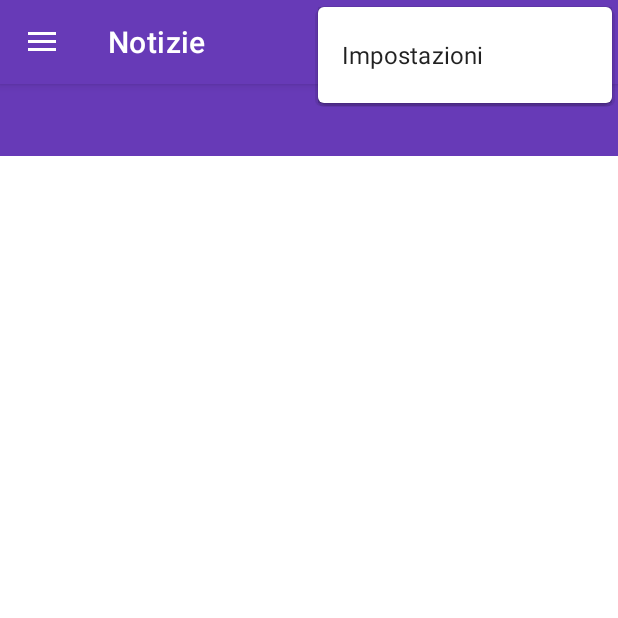
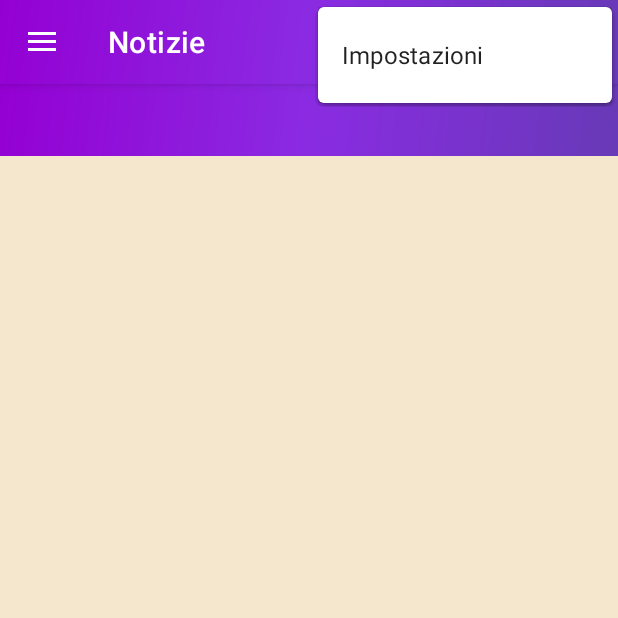
Before and after one commit to Solang99/SoliNews, an Android app: the screen it shows after launch (MainActivity), with the options menu open, on a phone screen of 412 x 824 dp, the top half of it. Run offline under Robolectric (Android 15) with nearby library versions, the phone set to English and light mode, and no system bars; our stand-ins replace navigation-ui.

```diff
--- a/app/src/main/java/com/example/solinews/MainActivity.java
+++ b/app/src/main/java/com/example/solinews/MainActivity.java
@@ -16,6 +16,7 @@ import android.content.pm.PackageManager;
 import android.os.Bundle;
 import android.view.Menu;
 
+import com.example.solinews.adapter.TabAdapter;
 import com.google.android.material.navigation.NavigationView;
 import com.google.android.material.tabs.TabLayout;
 
--- a/app/src/main/java/com/example/solinews/TabAdapter.java
+++ b/app/src/main/java/com/example/solinews/adapter/TabAdapter.java
@@ -1,4 +1,4 @@
-package com.example.solinews;
+package com.example.solinews.adapter;
 
 import android.os.Environment;
 
@@ -6,6 +6,7 @@ import androidx.annotation.NonNull;
 import androidx.fragment.app.Fragment;
 import androidx.viewpager2.adapter.FragmentStateAdapter;
 
+import com.example.solinews.ui.ArticleListFragment;
 import com.example.solinews.ui.news.NewsFragment;
 
 import java.io.BufferedReader;
--- a/app/src/main/res/drawable/side_nav_bar.xml
+++ b/app/src/main/res/drawable/side_nav_bar.xml
@@ -3,9 +3,9 @@
     >
     <gradient
         android:angle="135"
-        android:centerColor="#009688"
-        android:endColor="#00695C"
-        android:startColor="#4DB6AC"
+        android:centerColor="#8A2BE2"
+        android:endColor="#9400D3"
+        android:startColor="?attr/colorPrimary"
         android:type="linear"
         />
 
--- a/app/src/main/res/layout/activity_main.xml
+++ b/app/src/main/res/layout/activity_main.xml
@@ -7,6 +7,7 @@
     android:layout_width="match_parent"
     android:layout_height="match_parent"
     android:fitsSystemWindows="true"
+    android:background="#F4E7CE"
     tools:openDrawer="start">
 
 
--- a/app/src/main/res/layout/appbar_main.xml
+++ b/app/src/main/res/layout/appbar_main.xml
@@ -17,7 +17,7 @@
             android:id="@+id/toolbar"
             android:layout_width="match_parent"
             android:layout_height="?attr/actionBarSize"
-            android:background="?attr/colorPrimary"
+            android:background="@drawable/side_nav_bar"
             app:popupTheme="@style/Theme.SoliNews.PopupOverlay"
             android:fitsSystemWindows="true"
             />
--- a/app/src/main/res/layout/fragment_news.xml
+++ b/app/src/main/res/layout/fragment_news.xml
@@ -14,7 +14,7 @@
         android:id="@+id/tabLayout"
         android:layout_width="match_parent"
         android:layout_height="wrap_content"
-        android:background="?attr/colorPrimary"
+        android:background="@drawable/side_nav_bar"
         app:tabSelectedTextColor="@color/white"
         app:tabTextColor="@color/black"
 
--- a/app/src/main/res/layout/nav_header_main.xml
+++ b/app/src/main/res/layout/nav_header_main.xml
@@ -34,12 +34,6 @@
             android:text="@string/nav_header_title"
             android:textAppearance="@style/TextAppearance.AppCompat.Body1" />
 
-        <TextView
-            android:id="@+id/textView"
-            android:layout_width="wrap_content"
-            android:layout_height="wrap_content"
-            android:text="@string/nav_header_subtitle" />
-
     </LinearLayout>
 
 </LinearLayout>
--- a/app/src/main/res/navigation/navigation.xml
+++ b/app/src/main/res/navigation/navigation.xml
@@ -8,15 +8,34 @@
         android:id="@+id/nav_news"
         android:name="com.example.solinews.ui.news.NewsFragment"
         android:label="@string/news"
-        tools:layout="@layout/fragment_news" />
+        tools:layout="@layout/fragment_news" >
+
+        <action
+            android:id="@+id/action_nav_news_to_extendedArticleFragment"
+            app:destination="@id/extendedArticleFragment"
+            app:enterAnim="@anim/nav_default_enter_anim"
+            app:exitAnim="@anim/nav_default_exit_anim"
+            app:popUpTo="@id/nav_news" />
+    </fragment>
+
     <fragment
         android:id="@+id/nav_favorites"
         android:name="com.example.solinews.ui.favorites.FavoritesFragments"
         android:label="@string/favorites"
         tools:layout="@layout/fragment_favorites" />
+
     <fragment
-        android:id="@+id/mapsFragment"
-        android:name="com.example.solinews.MapsFragment"
-        android:label="fragment_maps"
-        tools:layout="@layout/fragment_maps" />
+        android:id="@+id/extendedArticleFragment"
+        android:name="com.example.solinews.ui.ExtendedArticleFragment"
+        android:label="fragment_extended_article"
+        tools:layout="@layout/fragment_extended_article" >
+        <argument
+            android:name="extendedTitle"
+            app:argType="string"
+            android:defaultValue="title not found" />
+        <argument
+            android:name="content"
+            app:argType="string"
+            android:defaultValue="Invalid content" />
+    </fragment>
 </navigation>
--- a/build.gradle
+++ b/build.gradle
@@ -6,9 +6,13 @@ buildscript {
     }
     dependencies {
         classpath "com.android.tools.build:gradle:4.1.0"
+        def nav_version = "2.3.0"
+        classpath "androidx.navigation:navigation-safe-args-gradle-plugin:$nav_version"
+
 
         // NOTE: Do not place your application dependencies here; they belong
         // in the individual module build.gradle files
+
     }
 }
 
```
Also changed, not shown: app/build.gradle (+8 -1 lines), app/src/main/java/com/example/solinews/adapter/RecyclerAdapter.java (renamed from app/src/main/java/com/example/solinews/RecyclerAdapter.java, +15 -10 lines), app/src/main/java/com/example/solinews/ui/ArticleListFragment.java (renamed from app/src/main/java/com/example/solinews/ArticleListFragment.java, +7 -2 lines), app/src/main/java/com/example/solinews/ui/ExtendedArticleFragment.java (added, +47 -0 lines), app/src/main/java/com/example/solinews/ui/news/NewsFragment.java (+1 -13 lines), app/src/main/res/layout/fragment_extended_article.xml (added, +51 -0 lines).
